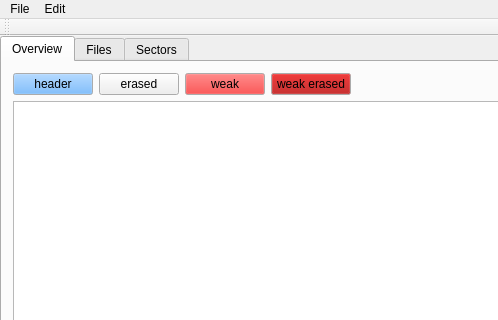
The window that DiskSwissKnife/diskswissknife.ui (cpcsdk/cpctools) describes before a commit, drawn with Qt 5; both pictures show x 0 to 498 and y 0 to 320 of the 714 by 667 pixel window.
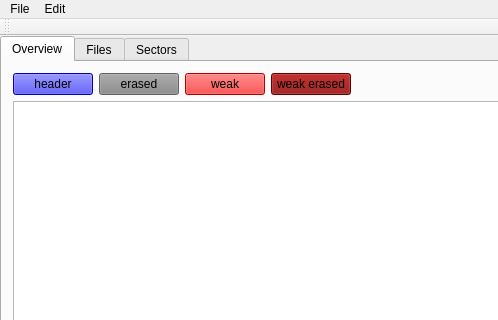
The same window after the commit. Custom widgets are drawn as their Qt base class.

Patch:
```diff
--- a/DiskSwissKnife/diskswissknife.ui
+++ b/DiskSwissKnife/diskswissknife.ui
@@ -44,8 +44,26 @@
                <colorrole role="Button">
                 <brush brushstyle="SolidPattern">
                  <color alpha="255">
-                  <red>85</red>
-                  <green>170</green>
+                  <red>0</red>
+                  <green>0</green>
+                  <blue>255</blue>
+                 </color>
+                </brush>
+               </colorrole>
+               <colorrole role="Base">
+                <brush brushstyle="SolidPattern">
+                 <color alpha="255">
+                  <red>0</red>
+                  <green>0</green>
+                  <blue>255</blue>
+                 </color>
+                </brush>
+               </colorrole>
+               <colorrole role="Window">
+                <brush brushstyle="SolidPattern">
+                 <color alpha="255">
+                  <red>0</red>
+                  <green>0</green>
                   <blue>255</blue>
                  </color>
                 </brush>
@@ -55,8 +73,26 @@
                <colorrole role="Button">
                 <brush brushstyle="SolidPattern">
                  <color alpha="255">
-                  <red>85</red>
-                  <green>170</green>
+                  <red>0</red>
+                  <green>0</green>
+                  <blue>255</blue>
+                 </color>
+                </brush>
+               </colorrole>
+               <colorrole role="Base">
+                <brush brushstyle="SolidPattern">
+                 <color alpha="255">
+                  <red>0</red>
+                  <green>0</green>
+                  <blue>255</blue>
+                 </color>
+                </brush>
+               </colorrole>
+               <colorrole role="Window">
+                <brush brushstyle="SolidPattern">
+                 <color alpha="255">
+                  <red>0</red>
+                  <green>0</green>
                   <blue>255</blue>
                  </color>
                 </brush>
@@ -66,8 +102,26 @@
                <colorrole role="Button">
                 <brush brushstyle="SolidPattern">
                  <color alpha="255">
-                  <red>85</red>
-                  <green>170</green>
+                  <red>0</red>
+                  <green>0</green>
+                  <blue>255</blue>
+                 </color>
+                </brush>
+               </colorrole>
+               <colorrole role="Base">
+                <brush brushstyle="SolidPattern">
+                 <color alpha="255">
+                  <red>0</red>
+                  <green>0</green>
+                  <blue>255</blue>
+                 </color>
+                </brush>
+               </colorrole>
+               <colorrole role="Window">
+                <brush brushstyle="SolidPattern">
+                 <color alpha="255">
+                  <red>0</red>
+                  <green>0</green>
                   <blue>255</blue>
                  </color>
                 </brush>
@@ -75,6 +129,9 @@
               </disabled>
              </palette>
             </property>
+            <property name="styleSheet">
+             <string notr="true">background-color: blue;</string>
+            </property>
             <property name="text">
              <string>header</string>
             </property>
@@ -85,6 +142,9 @@
           </item>
           <item>
            <widget class="QPushButton" name="pushButton_4">
+            <property name="styleSheet">
+             <string notr="true">background-color: #888;</string>
+            </property>
             <property name="text">
              <string>erased</string>
             </property>
@@ -107,6 +167,24 @@
                  </color>
                 </brush>
                </colorrole>
+               <colorrole role="Base">
+                <brush brushstyle="SolidPattern">
+                 <color alpha="255">
+                  <red>255</red>
+                  <green>0</green>
+                  <blue>0</blue>
+                 </color>
+                </brush>
+               </colorrole>
+               <colorrole role="Window">
+                <brush brushstyle="SolidPattern">
+                 <color alpha="255">
+                  <red>255</red>
+                  <green>0</green>
+                  <blue>0</blue>
+                 </color>
+                </brush>
+               </colorrole>
               </active>
               <inactive>
                <colorrole role="Button">
@@ -118,6 +196,24 @@
                  </color>
                 </brush>
                </colorrole>
+               <colorrole role="Base">
+                <brush brushstyle="SolidPattern">
+                 <color alpha="255">
+                  <red>255</red>
+                  <green>0</green>
+                  <blue>0</blue>
+                 </color>
+                </brush>
+               </colorrole>
+               <colorrole role="Window">
+                <brush brushstyle="SolidPattern">
+                 <color alpha="255">
+                  <red>255</red>
+                  <green>0</green>
+                  <blue>0</blue>
+                 </color>
+                </brush>
+               </colorrole>
               </inactive>
               <disabled>
                <colorrole role="Button">
@@ -129,12 +225,36 @@
                  </color>
                 </brush>
                </colorrole>
+               <colorrole role="Base">
+                <brush brushstyle="SolidPattern">
+                 <color alpha="255">
+                  <red>255</red>
+                  <green>0</green>
+                  <blue>0</blue>
+                 </color>
+                </brush>
+               </colorrole>
+               <colorrole role="Window">
+                <brush brushstyle="SolidPattern">
+                 <color alpha="255">
+                  <red>255</red>
+                  <green>0</green>
+                  <blue>0</blue>
+                 </color>
+                </brush>
+               </colorrole>
               </disabled>
              </palette>
             </property>
+            <property name="styleSheet">
+             <string notr="true">background-color: red</string>
+            </property>
             <property name="text">
              <string>weak</string>
             </property>
+            <property name="flat">
+             <bool>false</bool>
+            </property>
            </widget>
           </item>
           <item>
@@ -145,7 +265,25 @@
                <colorrole role="Button">
                 <brush brushstyle="SolidPattern">
                  <color alpha="255">
-                  <red>170</red>
+                  <red>136</red>
+                  <green>0</green>
+                  <blue>0</blue>
+                 </color>
+                </brush>
+               </colorrole>
+               <colorrole role="Base">
+                <brush brushstyle="SolidPattern">
+                 <color alpha="255">
+                  <red>136</red>
+                  <green>0</green>
+                  <blue>0</blue>
+                 </color>
+                </brush>
+               </colorrole>
+               <colorrole role="Window">
+                <brush brushstyle="SolidPattern">
+                 <color alpha="255">
+                  <red>136</red>
                   <green>0</green>
                   <blue>0</blue>
                  </color>
@@ -156,7 +294,25 @@
                <colorrole role="Button">
                 <brush brushstyle="SolidPattern">
                  <color alpha="255">
-                  <red>170</red>
+                  <red>136</red>
+                  <green>0</green>
+                  <blue>0</blue>
+                 </color>
+                </brush>
+               </colorrole>
+               <colorrole role="Base">
+                <brush brushstyle="SolidPattern">
+                 <color alpha="255">
+                  <red>136</red>
+                  <green>0</green>
+                  <blue>0</blue>
+                 </color>
+                </brush>
+               </colorrole>
+               <colorrole role="Window">
+                <brush brushstyle="SolidPattern">
+                 <color alpha="255">
+                  <red>136</red>
                   <green>0</green>
                   <blue>0</blue>
                  </color>
@@ -167,7 +323,25 @@
                <colorrole role="Button">
                 <brush brushstyle="SolidPattern">
                  <color alpha="255">
-                  <red>170</red>
+                  <red>136</red>
+                  <green>0</green>
+                  <blue>0</blue>
+                 </color>
+                </brush>
+               </colorrole>
+               <colorrole role="Base">
+                <brush brushstyle="SolidPattern">
+                 <color alpha="255">
+                  <red>136</red>
+                  <green>0</green>
+                  <blue>0</blue>
+                 </color>
+                </brush>
+               </colorrole>
+               <colorrole role="Window">
+                <brush brushstyle="SolidPattern">
+                 <color alpha="255">
+                  <red>136</red>
                   <green>0</green>
                   <blue>0</blue>
                  </color>
@@ -176,6 +350,9 @@
               </disabled>
              </palette>
             </property>
+            <property name="styleSheet">
+             <string notr="true">background-color: #800;</string>
+            </property>
             <property name="text">
              <string>weak erased</string>
             </property>
```
Left out of the diff: 17 changed lines with no effect on the pictures.
